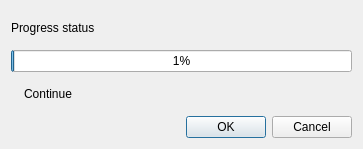
This is src/core/conversionprogressdialog.ui in KDAB/knut as Qt 5 draws it before an edit. The edited form follows.
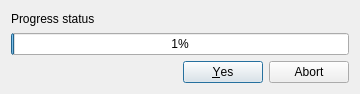
This is the edited form. Icons and pictures are not drawn.

Commit message:
feat!: refactor the ScriptDialog API for progressbar
- Simplify the progress dailog
- Make it non-modal in interactive mode
- Refactor the script API of ScriptDialog for handling progress: `setStepCount`,
`firstStep` and `nextStep` (you can also use the `stepCount property`
- Do some small cleanup and renaming in the code (remove `conversion`, as a
script is not necessary a conversion script)
- Add 2 examples to show an interactive script or a script with progressbar

What changed in the file:
```diff
--- a/src/core/conversionprogressdialog.ui
+++ b/src/core/conversionprogressdialog.ui
@@ -6,10 +6,16 @@
    <rect>
     <x>0</x>
     <y>0</y>
-    <width>363</width>
-    <height>149</height>
+    <width>360</width>
+    <height>94</height>
    </rect>
   </property>
+  <property name="minimumSize">
+   <size>
+    <width>360</width>
+    <height>0</height>
+   </size>
+  </property>
   <property name="windowTitle">
    <string>MFC Convert Dialog</string>
   </property>
@@ -18,19 +24,6 @@
     <normaloff>:/gui/icons/knut-16.png</normaloff>:/gui/icons/knut-16.png</iconset>
   </property>
   <layout class="QGridLayout" name="gridLayout">
-   <item row="2" column="1">
-    <widget class="QLabel" name="continueProgressLabel">
-     <property name="sizeIncrement">
-      <size>
-       <width>1</width>
-       <height>0</height>
-      </size>
-     </property>
-     <property name="text">
-      <string>Continue</string>
-     </property>
-    </widget>
-   </item>
    <item row="0" column="0" colspan="2">
     <widget class="QLabel" name="progressStatusLabel">
      <property name="text">
@@ -45,23 +38,13 @@
      </property>
     </widget>
    </item>
-   <item row="2" column="0">
-    <widget class="QLabel" name="questionIconLabel">
-     <property name="sizePolicy">
-      <sizepolicy hsizetype="Fixed" vsizetype="Preferred">
-       <horstretch>0</horstretch>
-       <verstretch>0</verstretch>
-      </sizepolicy>
-     </property>
-     <property name="text">
-      <string/>
-     </property>
-    </widget>
-   </item>
-   <item row="3" column="0" colspan="2">
+   <item row="2" column="0" colspan="2">
     <widget class="QDialogButtonBox" name="buttonBox">
      <property name="standardButtons">
-      <set>QDialogButtonBox::Cancel|QDialogButtonBox::Ok</set>
+      <set>QDialogButtonBox::Abort|QDialogButtonBox::Yes</set>
+     </property>
+     <property name="centerButtons">
+      <bool>false</bool>
      </property>
     </widget>
    </item>
```
The commit also changes 10 other files.
